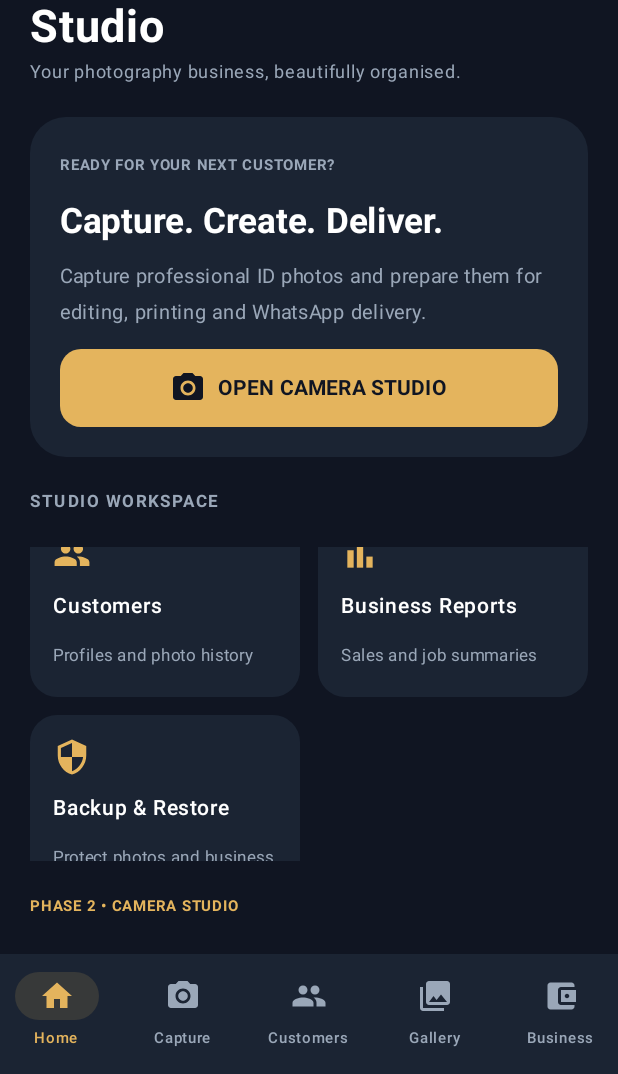
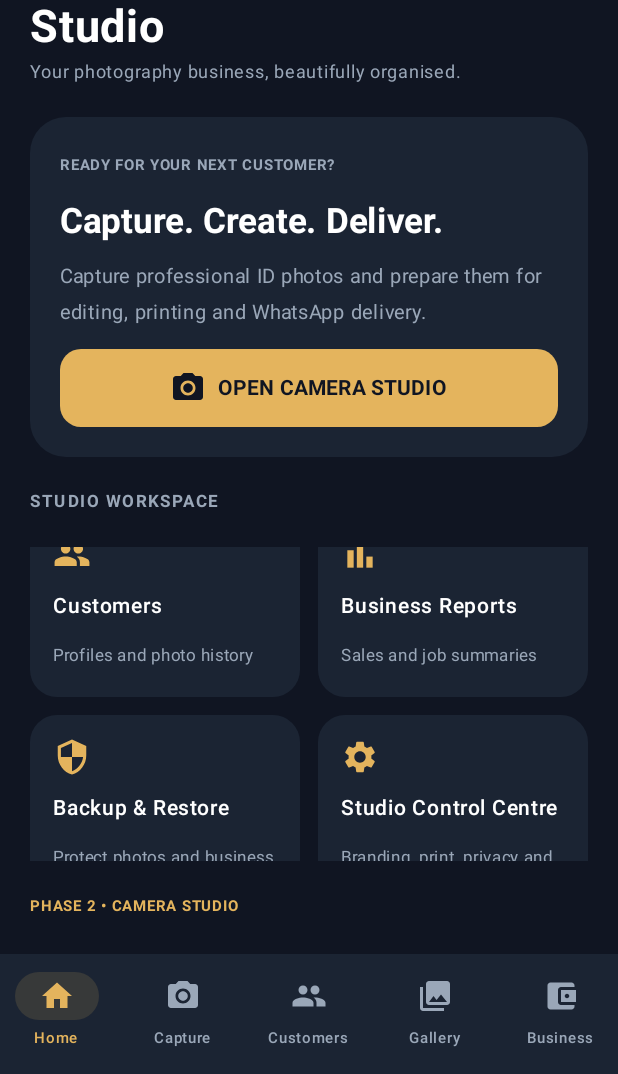
Before and after one commit to sdordzie/PassportStudio-SKD, an Android app built with Jetpack Compose: the screen it shows after launch (MainActivity), scrolled down 292 dp, on a phone screen of 412 x 824 dp, the part 162-1236 px from its top. Run offline under Robolectric (Android 15) with nearby library versions, the phone set to English and light mode, and no system bars; libraries missing offline, so code that uses them is left out: androidx.camera.core, androidx.camera.lifecycle, androidx.camera.view, com.google.mlkit.vision.

Commit message:
Integrate Phase 19 Studio Control Centre

```diff
--- a/AndroidNative/app/src/main/java/gh/com/bigsammy/passportpro/MainActivity.kt
+++ b/AndroidNative/app/src/main/java/gh/com/bigsammy/passportpro/MainActivity.kt
@@ -96,6 +96,7 @@ private fun PassportProApp() {
                 "Print" -> PrintDesignerScreen(Modifier.padding(padding))
                 "Business" -> BusinessManagementScreen(Modifier.padding(padding))
                 "Backup" -> BackupRestoreScreen(Modifier.padding(padding))
+                "Control Centre" -> StudioControlCentreScreen(Modifier.padding(padding))
                 else -> Workspace(tab, Modifier.padding(padding))
             }
         }
@@ -113,7 +114,8 @@ private fun Dashboard(modifier: Modifier, onCapture: () -> Unit, onNavigate: (St
         StudioTool("Print Designer", "Passport sheets and PDF", Icons.Default.Print, "Print"),
         StudioTool("Customers", "Profiles and photo history", Icons.Default.People, "Customers"),
         StudioTool("Business Reports", "Sales and job summaries", Icons.Default.BarChart, "Business"),
-        StudioTool("Backup & Restore", "Protect photos and business records", Icons.Default.Security, "Backup")
+        StudioTool("Backup & Restore", "Protect photos and business records", Icons.Default.Security, "Backup"),
+        StudioTool("Studio Control Centre", "Branding, print, privacy and diagnostics", Icons.Default.Settings, "Control Centre")
     )
     Column(modifier.fillMaxSize().padding(20.dp), verticalArrangement = Arrangement.spacedBy(18.dp)) {
         Column {
```
